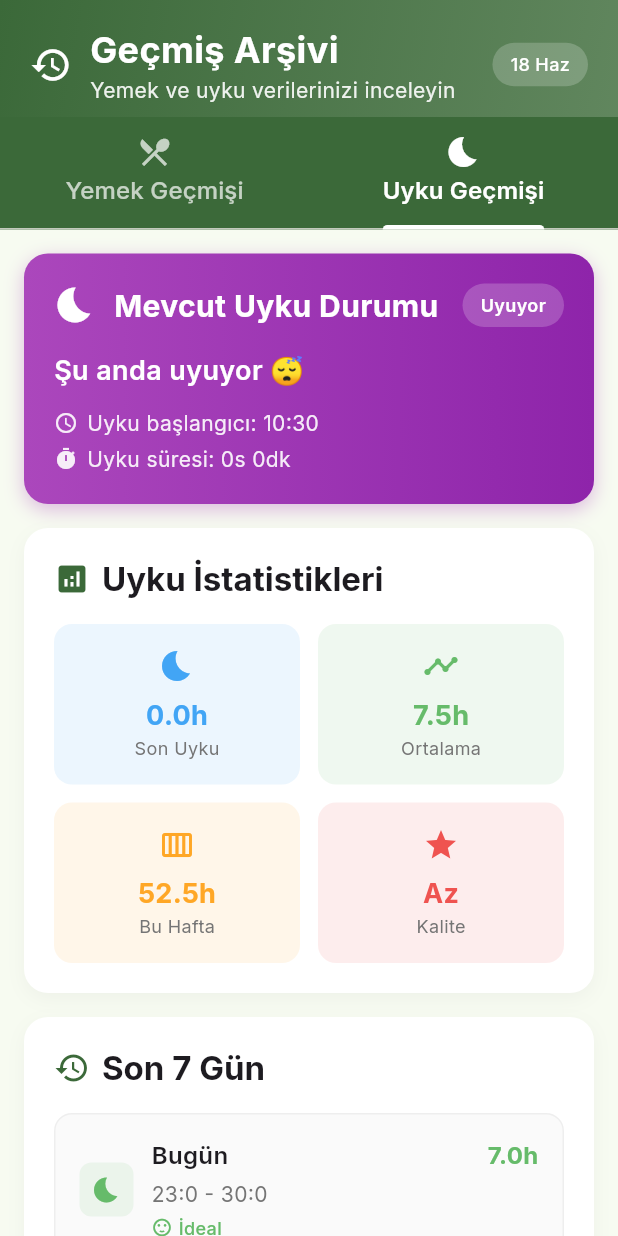
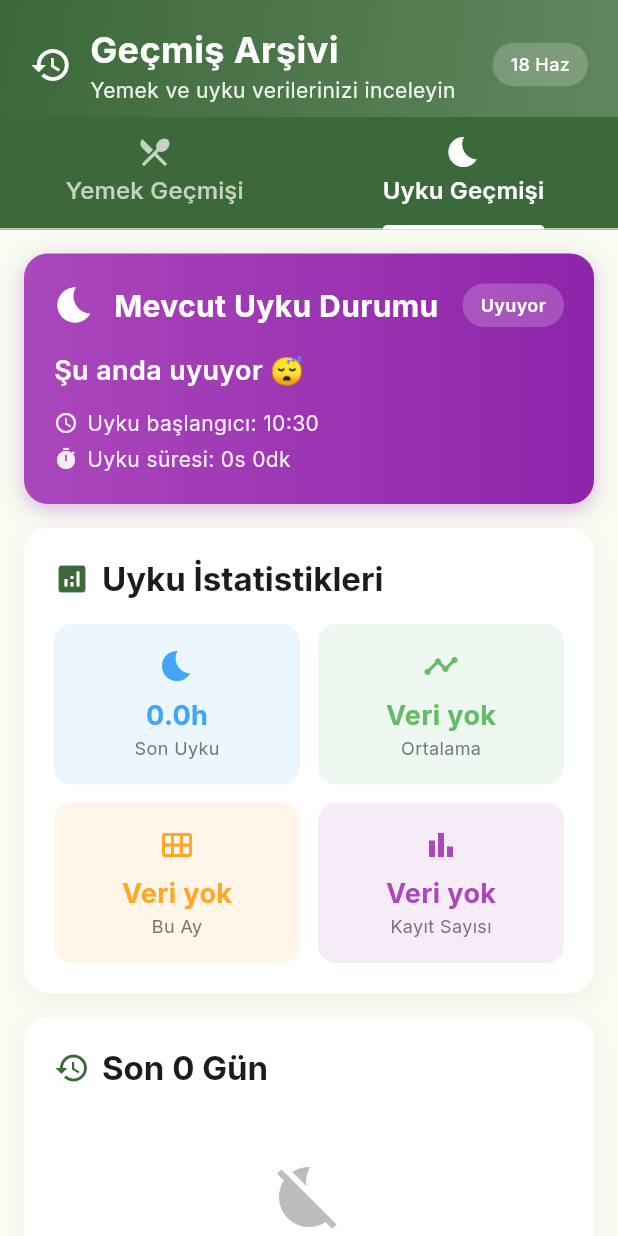
Before and after one commit to gorkemoa/beslen, a Flutter app: the HistoryTab screen opened directly, tab 2 chosen, on a phone screen of 412 x 824 dp. Run offline on Flutter 3.47's test engine with Material 3 defaults, Android fonts, the phone set to English and light mode, and no system bars; our stand-ins replace cloud_firestore, firebase_auth, firebase_core, flutter_image_compress, flutter_staggered_animations, google_fonts and 4 more; accounts and stored records are empty.

Commit message:
Uyku kayıtları ve istatistikleri için yeni fonksiyonlar eklendi. Firebase servisine uyku kaydı kaydetme, güncelleme, kullanıcı uyku geçmişini alma ve uyku istatistiklerini hesaplama fonksiyonları entegre edildi. AppViewModel'de uyku verileri yönetimi için yeni metodlar tanımlandı ve kullanıcı arayüzünde uyku geçmişi ile istatistikleri görüntüleme özellikleri güncellendi.

```diff
--- a/lib/views/tabs/history_tab.dart
+++ b/lib/views/tabs/history_tab.dart
@@ -5,6 +5,7 @@ import 'dart:convert';
 import '../../viewmodel/app_viewmodel.dart';
 import '../../models/food_item.dart';
 import '../../models/user_profile.dart';
+import '../../models/sleep_record.dart';
 
 class HistoryTab extends StatefulWidget {
   const HistoryTab({super.key});
@@ -178,6 +179,8 @@ class _HistoryTabState extends State<HistoryTab> with SingleTickerProviderStateM
            onRefresh: () async {
              // Uyku verilerini yenile
              await appViewModel.loadUserProfile();
+             await appViewModel.loadSleepHistory();
+             await appViewModel.loadSleepStatistics();
            },
            child: _buildSleepHistoryList(context, appViewModel),
          );
@@ -531,11 +534,11 @@ class _HistoryTabState extends State<HistoryTab> with SingleTickerProviderStateM
         const SizedBox(height: 16),
 
                  // Uyku istatistikleri
-        _buildSleepStats(context, profile),
+         _buildSleepStats(context, appViewModel),
         const SizedBox(height: 16),
 
-        // Uyku geçmişi (simüle edilmiş - gerçek uygulamada veritabanından gelecek)
-        _buildSleepHistoryCard(context),
+                 // Uyku geçmişi
+         _buildSleepHistoryCard(context, appViewModel.sleepHistory),
       ],
     );
   }
@@ -610,7 +613,14 @@ class _HistoryTabState extends State<HistoryTab> with SingleTickerProviderStateM
     );
   }
 
-  Widget _buildSleepStats(BuildContext context, UserProfile profile) {
+  Widget _buildSleepStats(BuildContext context, AppViewModel appViewModel) {
+    final stats = appViewModel.sleepStatistics;
+    final profile = appViewModel.userProfile!;
+
+    final averageDuration = stats['averageDuration'] ?? 0.0;
+    final totalSleepTime = stats['totalSleepTime'] ?? 0.0;
+    final recordCount = stats['recordCount'] ?? 0;
+
     return Container(
       padding: const EdgeInsets.all(20),
       decoration: BoxDecoration(
@@ -661,7 +671,9 @@ class _HistoryTabState extends State<HistoryTab> with SingleTickerProviderStateM
               Expanded(
                 child: _buildStatCard(
                   'Ortalama',
-                  '7.5h', // Simüle edilmiş veri
+                  averageDuration > 0
+                    ? '${averageDuration.toStringAsFixed(1)}h'
+                    : 'Veri yok',
                   Colors.green.shade400,
                   Icons.timeline,
                 ),
@@ -673,19 +685,21 @@ class _HistoryTabState extends State<HistoryTab> with SingleTickerProviderStateM
             children: [
               Expanded(
                 child: _buildStatCard(
-                  'Bu Hafta',
-                  '52.5h', // Simüle edilmiş veri
+                  'Bu Ay',
+                  totalSleepTime > 0
+                    ? '${totalSleepTime.toStringAsFixed(1)}h'
+                    : 'Veri yok',
                   Colors.orange.shade400,
-                  Icons.calendar_view_week,
+                  Icons.calendar_view_month,
                 ),
               ),
               const SizedBox(width: 12),
               Expanded(
                 child: _buildStatCard(
-                  'Kalite',
-                  _getSleepQuality(profile.lastSleepDuration ?? 7.5),
-                  _getSleepQualityColor(profile.lastSleepDuration ?? 7.5),
-                  Icons.star,
+                  'Kayıt Sayısı',
+                  recordCount > 0 ? '$recordCount gün' : 'Veri yok',
+                  Colors.purple.shade400,
+                  Icons.bar_chart,
                 ),
               ),
             ],
@@ -726,9 +740,8 @@ class _HistoryTabState extends State<HistoryTab> with SingleTickerProviderStateM
     );
   }
 
-  Widget _buildSleepHistoryCard(BuildContext context) {
-    // Simüle edilmiş uyku geçmişi verisi
-    final sleepHistory = _generateMockSleepHistory();
+  Widget _buildSleepHistoryCard(BuildContext context, List<SleepRecord> sleepHistory) {
+    final displayHistory = sleepHistory.take(7).toList(); // Son 7 gün göster
 
     return Container(
       padding: const EdgeInsets.all(20),
@@ -755,7 +768,7 @@ class _HistoryTabState extends State<HistoryTab> with SingleTickerProviderStateM
               ),
               const SizedBox(width: 8),
               Text(
-                'Son 7 Gün',
+                'Son ${sleepHistory.length > 7 ? '7' : sleepHistory.length} Gün',
                 style: Theme.of(context).textTheme.titleLarge?.copyWith(
                   fontWeight: FontWeight.bold,
                 ),
@@ -764,17 +777,43 @@ class _HistoryTabState extends State<HistoryTab> with SingleTickerProviderStateM
           ),
           const SizedBox(height: 16),
 
-          ...sleepHistory.map((sleep) => _buildSleepHistoryItem(sleep)).toList(),
+          if (displayHistory.isEmpty)
+            Center(
+              child: Padding(
+                padding: const EdgeInsets.all(32),
+                child: Column(
+                  children: [
+                    Icon(
+                      Icons.bedtime_off,
+                      size: 48,
+                      color: Colors.grey.shade400,
+                    ),
+                    const SizedBox(height: 16),
+                    Text(
+                      'Henüz uyku kaydı yok',
+                      style: TextStyle(
+                        color: Colors.grey.shade600,
+                        fontSize: 16,
+                      ),
+                    ),
+                  ],
+                ),
+              ),
+            )
+          else
+            ...displayHistory.map((sleep) => _buildSleepHistoryItemFromRecord(sleep)).toList(),
         ],
       ),
     );
   }
 
-  Widget _buildSleepHistoryItem(Map<String, dynamic> sleep) {
-    final date = sleep['date'] as DateTime;
-    final duration = sleep['duration'] as double;
-    final bedTime = sleep['bedTime'] as String;
-    final wakeTime = sleep['wakeTime'] as String;
+  Widget _buildSleepHistoryItemFromRecord(SleepRecord sleep) {
+    final date = sleep.sleepTime;
+    final duration = sleep.duration ?? 0.0;
+    final bedTime = DateFormat('HH:mm').format(sleep.sleepTime);
+    final wakeTime = sleep.wakeUpTime != null
+        ? DateFormat('HH:mm').format(sleep.wakeUpTime!)
+        : 'Devam ediyor';
 
     final isToday = _isToday(date);
     final isYesterday = _isYesterday(date);
@@ -827,7 +866,7 @@ class _HistoryTabState extends State<HistoryTab> with SingleTickerProviderStateM
                       ),
                     ),
                     Text(
-                      '${duration.toStringAsFixed(1)}h',
+                      duration > 0 ? '${duration.toStringAsFixed(1)}h' : 'Devam ediyor',
                       style: TextStyle(
                         color: _getSleepQualityColor(duration),
                         fontWeight: FontWeight.bold,
@@ -854,7 +893,7 @@ class _HistoryTabState extends State<HistoryTab> with SingleTickerProviderStateM
                     ),
                     const SizedBox(width: 4),
                     Text(
-                      _getSleepQuality(duration),
+                      sleep.qualityText,
                       style: TextStyle(
                         color: _getSleepQualityColor(duration),
                         fontSize: 12,
@@ -871,26 +910,7 @@ class _HistoryTabState extends State<HistoryTab> with SingleTickerProviderStateM
     );
   }
 
-  List<Map<String, dynamic>> _generateMockSleepHistory() {
-    final history = <Map<String, dynamic>>[];
-    final now = DateTime.now();
 
-    for (int i = 0; i < 7; i++) {
-      final date = now.subtract(Duration(days: i));
-      final duration = 6.5 + (i * 0.3) + (i.isEven ? 0.5 : -0.2);
-      final bedHour = 23 + (i % 2);
-      final wakeHour = bedHour + duration.round();
-
-      history.add({
-        'date': date,
-        'duration': duration,
-        'bedTime': '${bedHour}:${(i * 15) % 60}',
-        'wakeTime': '${wakeHour}:${(i * 10) % 60}',
-      });
-    }
-
-    return history;
-  }
 
   String _getSleepQuality(double hours) {
     if (hours < 6) return 'Az';
```
Also changed, not shown: lib/service/firebase_service.dart (+125 -0 lines), lib/viewmodel/app_viewmodel.dart (+63 -0 lines). Lines whose indentation alone changed are shown as unchanged.
